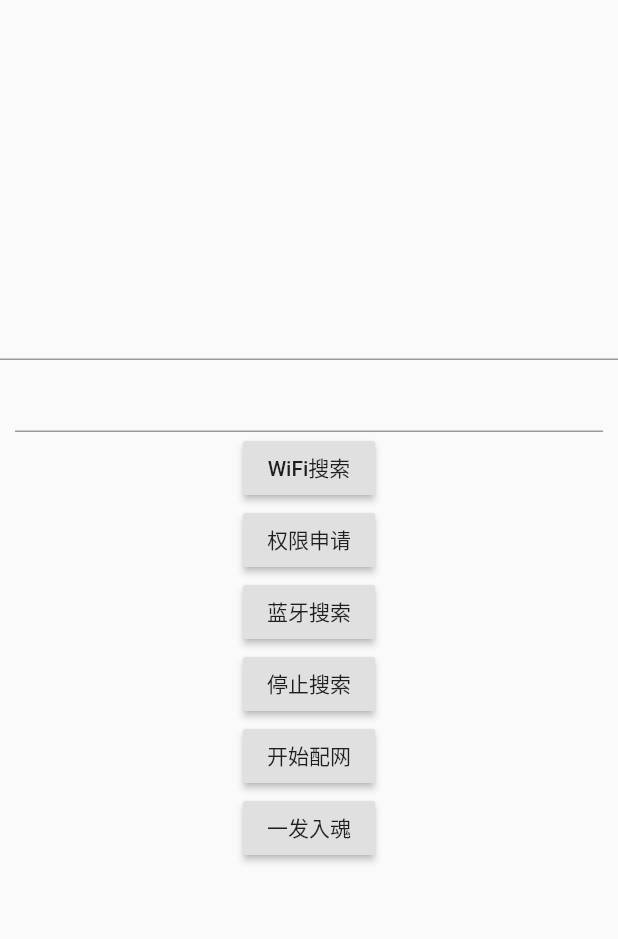
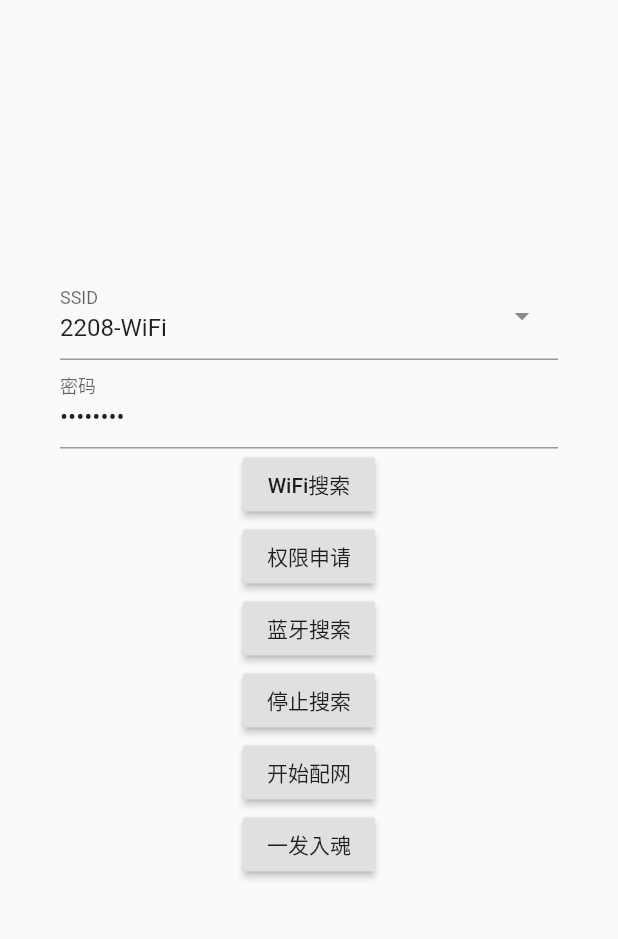
Before and after one commit to alexsunday/w800_ble_wifi, a Flutter app: the screen it shows after launch, on a phone screen of 412 x 824 dp, the part 84-1023 px from its top. Run offline on Flutter 3.47's test engine with Material 2 defaults, Android fonts, the phone set to English and light mode, and no system bars; our stand-ins replace fluttertoast, permission_handler.

Commit message:
2020-09-29 17:37:47

```diff
--- a/example/lib/ble_wifi_test.dart
+++ b/example/lib/ble_wifi_test.dart
@@ -1,6 +1,7 @@
 import 'package:flutter/material.dart';
 import 'package:fluttertoast/fluttertoast.dart';
 import 'package:permission_handler/permission_handler.dart';
+import 'package:w80x_ble_wifi/WifiScanResult.dart';
 import 'package:w80x_ble_wifi/w80x_ble_wifi.dart';
 
 void showToast(String msg) {
@@ -15,6 +16,53 @@ class MyHomePage extends StatefulWidget {
 class _MyHomePage extends State<MyHomePage> {
   var _ssid = TextEditingController();
   var _pwd = TextEditingController();
+  List<WifiScanResult> mWifiList = [];
+
+  Widget buildInputForm() {
+//    _ssid.text = "Chinanet-96c";
+//    _pwd.text = "2zhlmcl1hblsqt";
+
+    _ssid.text = "2208-WiFi";
+    _pwd.text = "12345678";
+
+    return Column(
+      mainAxisSize: MainAxisSize.min,
+      children: [
+        Padding(
+          padding: const EdgeInsets.fromLTRB(40, 0, 40, 0),
+          child: TextField(
+            controller: _ssid,
+            decoration: InputDecoration(
+              labelText: "SSID",
+              suffixIcon: PopupMenuButton<String>(
+                icon: const Icon(Icons.arrow_drop_down),
+                onSelected: (String v) {
+                  _ssid.text = v;
+                },
+                itemBuilder: (BuildContext context) {
+                  return mWifiList.map<PopupMenuItem<String>>((e) {
+                    return PopupMenuItem<String>(
+                      child: Text(e.ssid),
+                    );
+                  }).toList();
+                },
+              )
+            ),
+          )
+        ),
+        Padding(
+          padding: const EdgeInsets.fromLTRB(40, 0, 40, 0),
+          child: TextField(
+            controller: _pwd,
+            obscureText: true,
+            decoration: InputDecoration(
+              labelText: "密码"
+            ),
+          ),
+        ),
+      ],
+    );
+  }
 
   @override
   Widget build(BuildContext context) {
@@ -27,11 +75,7 @@ class _MyHomePage extends State<MyHomePage> {
         child: Column(
           mainAxisAlignment: MainAxisAlignment.center,
           children: [
-            TextField(),
-            Padding(
-              padding: const EdgeInsets.fromLTRB(10, 0, 10, 0),
-              child: TextField(),
-            ),
+            buildInputForm(),
             RaisedButton(
               child: Text('WiFi搜索'),
               onPressed: wifiScan,
@@ -84,6 +128,7 @@ class _MyHomePage extends State<MyHomePage> {
   Future<void> wifiScan() async {
     var rs = await W80xBleWifi.wifiScan();
     showToast("扫描到wifi热点共 ${rs.length} 个");
+    mWifiList = rs;
   }
 
   void onBleItemScan(Object key) {
@@ -103,4 +148,7 @@ class _MyHomePage extends State<MyHomePage> {
 
   void goOneShot() {
   }
+
+  void ssidSelected(String value) {
+  }
 }
```
Also changed, not shown: example/lib/ssid_form_field.dart (deleted, +0 -49 lines).
